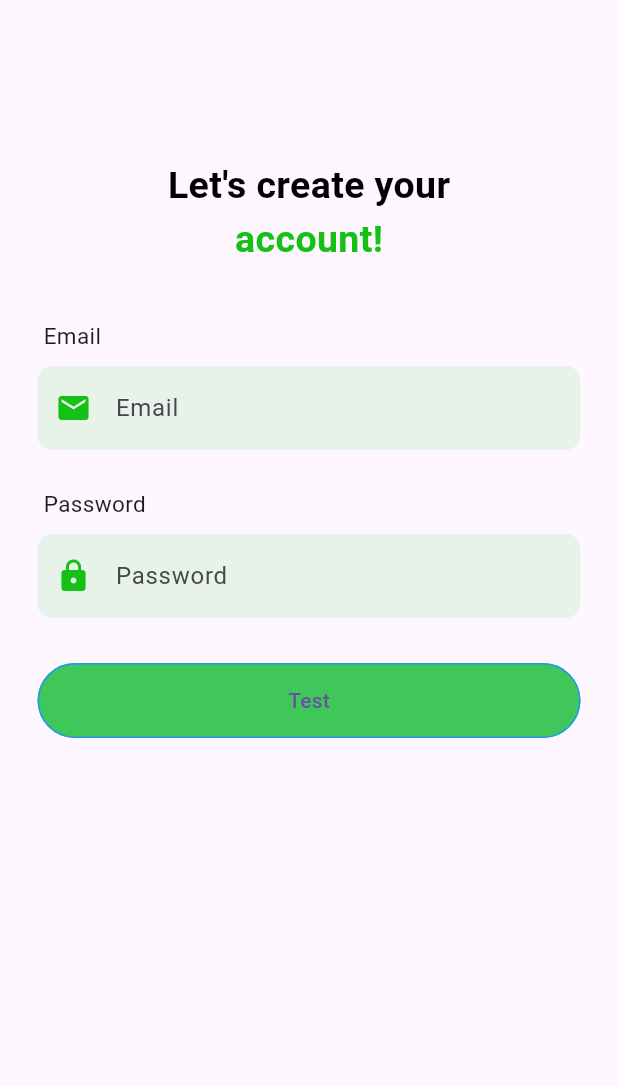
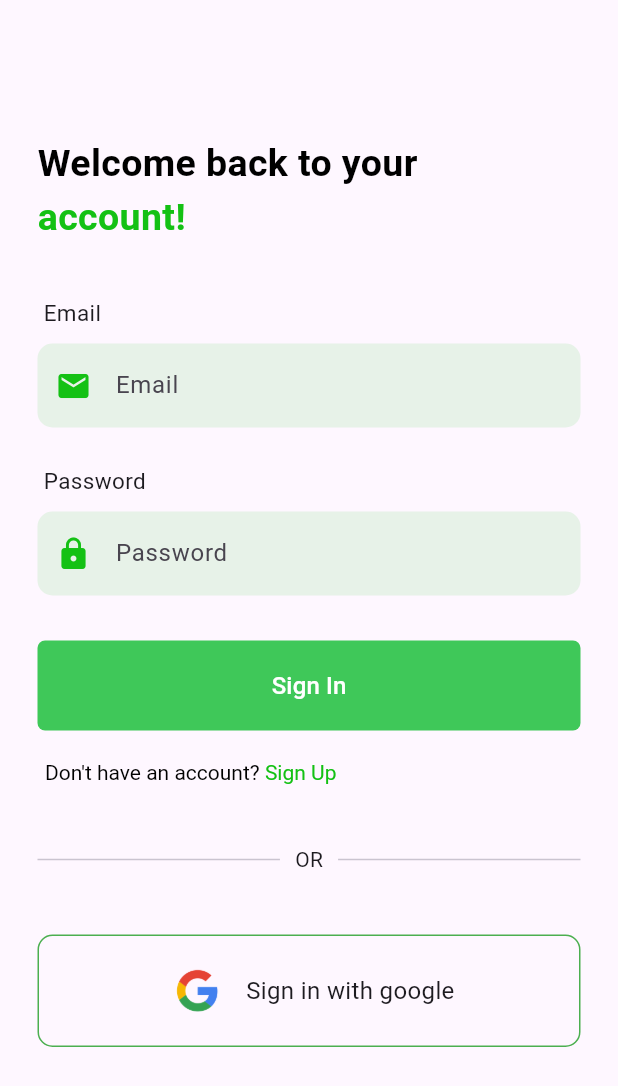
Before and after one commit to isaacalazar/flourish, a Flutter app: the screen it shows after launch, after a tap on the "send" icon, on a phone screen of 412 x 824 dp. Shown: the top 1086 px of the screen. Run offline on Flutter 3.47's test engine with Material 3 defaults, Android fonts, the phone set to English and light mode, and no system bars; our stand-ins replace auto_route, bloc, flutter_bloc, fpdart, gap, get_it and 2 more; accounts and stored records are empty; network calls fail.

Commit message:
next_commit

```diff
--- /dev/null
+++ b/lib/core/cubit/app_user_cubit.dart
@@ -0,0 +1,17 @@
+import 'package:flourish/core/entities/user.dart';
+import 'package:flutter/material.dart';
+import 'package:flutter_bloc/flutter_bloc.dart';
+
+part 'app_user_state.dart';
+
+class AppUserCubit extends Cubit<AppUserState> {
+  AppUserCubit() : super(AppUserInitial());
+
+  void updateUser(User? user) {
+    if (user == null) {
+      emit(AppUserInitial());
+    } else {
+      emit(AppUserLoggedIn(user));
+    }
+  }
+}
--- a/lib/core/routes/app_router.dart
+++ b/lib/core/routes/app_router.dart
@@ -1,7 +1,9 @@
 import 'package:auto_route/auto_route.dart';
 import 'package:flourish/features/auth/presentation/pages/login_screen.dart';
 import 'package:flourish/features/auth/presentation/pages/sign_in_screen.dart';
+import 'package:flourish/features/auth/presentation/pages/sign_up_screen.dart';
 import 'package:flourish/features/budget/presentation/pages/home_page.dart';
+
 part 'app_router.gr.dart';
 
 @AutoRouterConfig()
@@ -15,5 +17,8 @@ class AppRouter extends _$AppRouter {
         AutoRoute(
           page: SignInRoute.page,
         ),
+        AutoRoute(
+          page: SignUpRoute.page,
+        ),
       ];
 }
--- a/lib/dependency_injections.dart
+++ b/lib/dependency_injections.dart
@@ -1,8 +1,10 @@
+import 'package:flourish/core/cubit/app_user_cubit.dart';
 import 'package:flourish/features/auth/data/datasources/auth_remote_data_source.dart';
 import 'package:flourish/features/auth/data/repository/auth_repository.dart';
 import 'package:flourish/features/auth/domain/repository/auth_repository.dart';
 import 'package:flourish/features/auth/presentation/bloc/auth_bloc.dart';
-import 'package:flourish/features/auth/usecases/sign_user_in.dart';
+import 'package:flourish/features/auth/usecases/user_sign_in.dart';
+import 'package:flourish/features/auth/usecases/user_sign_up.dart';
 import 'package:get_it/get_it.dart';
 import 'package:supabase/supabase.dart';
 import 'package:supabase_flutter/supabase_flutter.dart';
@@ -13,18 +15,20 @@ Future<void> initDependencies() async {
   _initAuth();
 
   final supabase = await Supabase.initialize(
-    url: "https://freqaeaajvltowpsimty.supabase.co",
+    url: "https://mdehuriwdlblkfnmyegp.supabase.co",
     anonKey:
-        "eyJhbGciOiJIUzI1NiIsInR5cCI6IkpXVCJ9.eyJpc3MiOiJzdXBhYmFzZSIsInJlZiI6ImZyZXFhZWFhanZsdG93cHNpbXR5Iiwicm9sZSI6ImFub24iLCJpYXQiOjE3MTU5MTYzMTQsImV4cCI6MjAzMTQ5MjMxNH0.4Jl8iqv4nwYPrwG8UaJz8Qv9pnsfX_nyLA2JL7SIBns",
+        "eyJhbGciOiJIUzI1NiIsInR5cCI6IkpXVCJ9.eyJpc3MiOiJzdXBhYmFzZSIsInJlZiI6Im1kZWh1cml3ZGxibGtmbm15ZWdwIiwicm9sZSI6ImFub24iLCJpYXQiOjE3MTYwMDIzODUsImV4cCI6MjAzMTU3ODM4NX0.BRTFYDup10_k6WQMtlRvUGQR_RR14AB2cwTONhzBZa4",
   );
 
-  serviceLocator.registerLazySingleton(() => supabase);
+  serviceLocator.registerLazySingleton(() => AppUserCubit());
+
+  serviceLocator.registerLazySingleton(() => supabase.client);
 }
 
 void _initAuth() {
   serviceLocator.registerFactory<AuthRemoteDataSource>(
     () => AuthRemoteDataSourceImpl(
-      client: serviceLocator(),
+      serviceLocator(),
     ),
   );
   serviceLocator.registerFactory<AuthRepository>(
@@ -37,10 +41,9 @@ void _initAuth() {
       serviceLocator(),
     ),
   );
+  serviceLocator.registerFactory(() => UserSignIn(serviceLocator()));
   serviceLocator.registerLazySingleton(
-    () => AuthBloc(
-      serviceLocator(),
-    ),
+    () => AuthBloc(serviceLocator(), serviceLocator(), serviceLocator()),
   );
 }
 
--- a/lib/features/auth/presentation/bloc/auth_bloc.dart
+++ b/lib/features/auth/presentation/bloc/auth_bloc.dart
@@ -1,5 +1,7 @@
 import 'package:bloc/bloc.dart';
-import 'package:flourish/features/auth/usecases/sign_user_in.dart';
+import 'package:flourish/core/cubit/app_user_cubit.dart';
+import 'package:flourish/features/auth/usecases/user_sign_in.dart';
+import 'package:flourish/features/auth/usecases/user_sign_up.dart';
 import 'package:meta/meta.dart';
 
 part 'auth_event.dart';
@@ -7,9 +9,13 @@ part 'auth_state.dart';
 
 class AuthBloc extends Bloc<AuthEvent, AuthState> {
   final UserSignUp _userSignUp;
-
-  AuthBloc(UserSignUp userSignUp)
+  final UserSignIn _userSignIn;
+  final AppUserCubit _appUserCubit;
+  AuthBloc(
+      UserSignUp userSignUp, AppUserCubit appUserCubit, UserSignIn userSignIn)
       : _userSignUp = userSignUp,
+        _appUserCubit = appUserCubit,
+        _userSignIn = userSignIn,
         super(AuthInitial()) {
     on<AuthEvent>((event, emit) => emit(AuthLoading()));
 
@@ -20,6 +26,21 @@ class AuthBloc extends Bloc<AuthEvent, AuthState> {
       signup_result.fold((l) {
         emit(AuthFailure(l.message));
       }, (r) {
+        _appUserCubit.updateUser(r);
+        emit(AuthSuccess());
+      });
+    });
+
+    on<AuthSignIn>((event, emit) async {
+      final signInResult =
+          await _userSignIn(UserSignInParams(event.email, event.password));
+
+      signInResult.fold((l) {
+        print("FAILED");
+        emit(AuthFailure(l.message));
+      }, (r) {
+        print("SUCCEEDED");
+        _appUserCubit.updateUser(r);
         emit(AuthSuccess());
       });
     });
--- a/lib/features/auth/presentation/bloc/auth_event.dart
+++ b/lib/features/auth/presentation/bloc/auth_event.dart
@@ -7,5 +7,12 @@ class AuthSignUp extends AuthEvent {
   final String email;
   final String name;
   final String password;
-  AuthSignUp(this.email, this.name, this.password);
+  AuthSignUp({required this.email, required this.name, required this.password});
 }
+
+class AuthSignIn extends AuthEvent {
+  final String email;
+  final String password;
+
+  AuthSignIn({required this.email, required this.password});
+}
--- a/lib/features/auth/presentation/pages/sign_in_screen.dart
+++ b/lib/features/auth/presentation/pages/sign_in_screen.dart
@@ -1,6 +1,14 @@
+import 'dart:ui';
+
 import 'package:auto_route/auto_route.dart';
+import 'package:flourish/core/routes/app_router.dart';
+import 'package:flourish/features/auth/presentation/bloc/auth_bloc.dart';
 import 'package:flourish/features/auth/presentation/widgets/onboard_text_field.dart';
+import 'package:flutter/cupertino.dart';
 import 'package:flutter/material.dart';
+import 'package:flutter/widgets.dart';
+import 'package:flutter_bloc/flutter_bloc.dart';
+import 'package:gap/gap.dart';
 import 'package:gap/gap.dart';
 
 @RoutePage()
@@ -35,10 +43,11 @@ class _SignInScreenState extends State<SignInScreen> {
       body: Padding(
         padding: const EdgeInsets.only(left: 25, right: 25),
         child: Column(
+          crossAxisAlignment: CrossAxisAlignment.start,
           children: [
-            const Gap(50),
+            const Gap(35),
             const Text(
-              "Let's create your",
+              "Welcome back to your",
               style: TextStyle(
                 color: Colors.black,
                 fontWeight: FontWeight.bold,
@@ -88,13 +97,101 @@ class _SignInScreenState extends State<SignInScreen> {
               fieldName: "Password",
             ),
             const Gap(30),
-            TextButton(
-              onPressed: () {},
-              child: const Text("Test"),
-              style: TextButton.styleFrom(
-                backgroundColor: const Color.fromRGBO(41, 194, 69, 0.895),
-                minimumSize: const Size(double.infinity, 50),
-                side: const BorderSide(color: Colors.blue),
+            BlocConsumer<AuthBloc, AuthState>(
+              listener: (context, state) {
+                if (state is AuthSuccess) {
+                  AutoRouter.of(context).push(const HomeRoute());
+                }
+              },
+              builder: (context, state) {
+                if (state is AuthLoading) {
+                  return const CircularProgressIndicator();
+                }
+                return TextButton(
+                  onPressed: () {
+                    context.read<AuthBloc>().add(
+                          AuthSignIn(
+                            email: emailEditingController.text.trim(),
+                            password: passwordEditingController.text.trim(),
+                          ),
+                        );
+                  },
+                  child: const Text(
+                    "Sign In",
+                    style: TextStyle(
+                      color: Colors.white,
+                      fontSize: 16,
+                    ),
+                  ),
+                  style: TextButton.styleFrom(
+                    backgroundColor: const Color.fromRGBO(41, 194, 69, 0.895),
+                    minimumSize: const Size(double.infinity, 60),
+                    shape: RoundedRectangleBorder(
+                      borderRadius: BorderRadius.circular(5),
+                    ),
+                  ),
+                );
+              },
+            ),
+            const Gap(20),
+            Padding(
+              padding: const EdgeInsets.only(left: 5.0),
+              child: GestureDetector(
+                onTap: () {
+                  AutoRouter.of(context).push(SignUpRoute());
+                },
+                child: RichText(
+                  text: const TextSpan(
+                    text: "Don't have an account? ",
+                    style: TextStyle(
+                      color: Colors.black,
+                      fontSize: 14,
+                    ),
+                    children: [
+                      TextSpan(
+                        text: "Sign Up",
+                        style: TextStyle(
+                          color: Color.fromRGBO(20, 193, 20, 1),
+                          fontSize: 14,
+                        ),
+                      ),
+                    ],
+                  ),
+                ),
+              ),
+            ),
+            const Gap(40),
+            const Row(
+              children: [
+                Flexible(child: Divider()),
+                Gap(10),
+                Text("OR"),
+                Gap(10),
+                Flexible(child: Divider()),
+              ],
+            ),
+            const Gap(40),
+            InkWell(
+              onTap: () {},
+              splashColor: const Color.fromRGBO(41, 194, 69, 0.895),
+              child: Container(
+                width: double.infinity,
+                decoration: BoxDecoration(
+                  border: Border.all(color: Colors.green, width: 1),
+                  borderRadius: BorderRadius.circular(10),
+                ),
+                height: 75,
+                child: Row(
+                  mainAxisAlignment: MainAxisAlignment.center,
+                  children: [
+                    Image.asset("assets/images/google.png", height: 45),
+                    const Gap(10),
+                    const Text(
+                      "Sign in with google",
+                      style: TextStyle(fontSize: 16),
+                    ),
+                  ],
+                ),
               ),
             )
           ],
--- a/lib/features/auth/presentation/widgets/onboard_text_field.dart
+++ b/lib/features/auth/presentation/widgets/onboard_text_field.dart
@@ -32,10 +32,10 @@ class _OnBoardTextFieldState extends State<OnBoardTextField> {
         controller: widget.textEditingController,
         decoration: InputDecoration(
           prefixIcon: widget.fieldName == "Email"
-              ? Icon(Icons.email, color: Color.fromRGBO(20, 193, 20, 1))
-              : Icon(Icons.lock, color: Color.fromRGBO(20, 193, 20, 1)),
+              ? const Icon(Icons.email, color: Color.fromRGBO(20, 193, 20, 1))
+              : const Icon(Icons.lock, color: Color.fromRGBO(20, 193, 20, 1)),
           hintText: widget.fieldName,
-          prefixIconColor: Color.fromRGBO(20, 193, 20, 1),
+          prefixIconColor: const Color.fromRGBO(20, 193, 20, 1),
           border: InputBorder.none,
           enabledBorder: OutlineInputBorder(
             borderRadius: BorderRadius.circular(10),
@@ -43,19 +43,19 @@ class _OnBoardTextFieldState extends State<OnBoardTextField> {
           ),
           disabledBorder: OutlineInputBorder(
             borderRadius: BorderRadius.circular(10),
-            borderSide: BorderSide(
+            borderSide: const BorderSide(
               color: Colors.red,
             ),
           ),
           focusedBorder: OutlineInputBorder(
             borderRadius: BorderRadius.circular(10),
-            borderSide: BorderSide(
+            borderSide: const BorderSide(
               color: Color.fromRGBO(20, 193, 20, 1),
               width: 1.2,
             ),
           ),
           filled: shouldFill,
-          fillColor: Color.fromRGBO(20, 193, 20, .1),
+          fillColor: const Color.fromRGBO(20, 193, 20, .1),
         ),
         obscureText: widget.fieldName == "Password" ? true : false,
         validator: (value) {
--- /dev/null
+++ b/lib/features/auth/usecases/user_sign_in.dart
@@ -0,0 +1,22 @@
+import 'package:flourish/core/entities/user.dart';
+import 'package:flourish/core/errors/failure.dart';
+import 'package:flourish/core/utils/use_case.dart';
+import 'package:flourish/features/auth/domain/repository/auth_repository.dart';
+import 'package:fpdart/src/either.dart';
+
+class UserSignIn implements UseCase<User, UserSignInParams> {
+  final AuthRepository authRepository;
+  UserSignIn(this.authRepository);
+
+  @override
+  Future<Either<Failure, User>> call(params) async {
+    return await authRepository.signInWithEmail(
+        email: params.email, password: params.password);
+  }
+}
+
+class UserSignInParams {
+  final String email;
+  final String password;
+  UserSignInParams(this.email, this.password);
+}
--- a/lib/main.dart
+++ b/lib/main.dart
@@ -1,5 +1,6 @@
+import 'package:flourish/core/cubit/app_user_cubit.dart';
 import 'package:flourish/core/routes/app_router.dart';
-import 'package:flourish/core/theme/app_theme.dart';
+
 import 'package:flourish/dependency_injections.dart';
 import 'package:flourish/features/auth/presentation/bloc/auth_bloc.dart';
 import 'package:flutter/material.dart';
@@ -11,7 +12,10 @@ void main() async {
 
   runApp(MultiBlocProvider(
     providers: [
-      BlocProvider(create: (_) => AuthBloc(serviceLocator())),
+      BlocProvider(
+          create: (_) =>
+              AuthBloc(serviceLocator(), serviceLocator(), serviceLocator())),
+      BlocProvider(create: (_) => AppUserCubit())
     ],
     child: MyApp(),
   ));
--- a/pubspec.yaml
+++ b/pubspec.yaml
@@ -74,6 +74,7 @@ flutter:
   # To add assets to your application, add an assets section, like this:
   assets:
     - assets/images/onboard_image.png
+    - assets/images/google.png
   #   - images/a_dot_burr.jpeg
   #   - images/a_dot_ham.jpeg
 
```
Also changed, not shown: lib/core/cubit/app_user_state.dart (added, +11 -0 lines), lib/core/theme/app_colors.dart (deleted, +0 -31 lines), lib/core/theme/app_theme.dart (deleted, +0 -65 lines), lib/features/auth/data/datasources/auth_remote_data_source.dart (+31 -6 lines), lib/features/auth/data/models/user_model.dart (+7 -4 lines), lib/features/auth/data/repository/auth_repository.dart (+11 -1 lines), lib/features/auth/domain/repository/auth_repository.dart (+10 -6 lines), lib/features/auth/presentation/pages/sign_up_screen.dart (added, +154 -0 lines), lib/core/routes/app_router.gr.dart, lib/features/auth/usecases/user_sign_up.dart (renamed from lib/features/auth/usecases/sign_user_in.dart).
